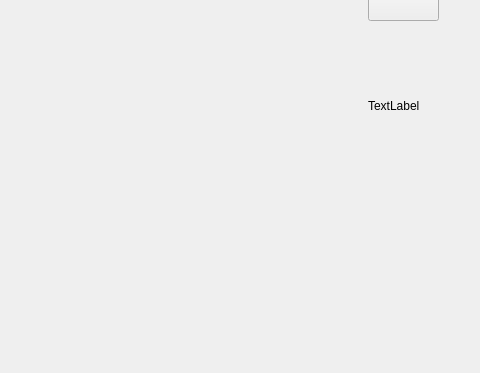
Above: QT_media/day03/qt_demo61_armv4l2/videodisplay.ui from hewei-bit/QT-Learing before the change; both pictures show x 312 to 792 and y 160 to 533 of the 792 by 533 pixel window. Below: the same form after it.
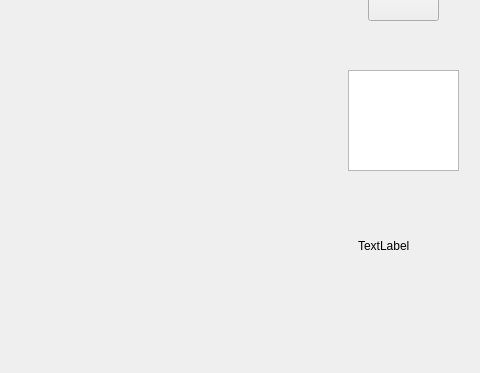
That is the form after the change.

Diff of the .ui file:
```diff
--- a/QT_media/day03/qt_demo61_armv4l2/videodisplay.ui
+++ b/QT_media/day03/qt_demo61_armv4l2/videodisplay.ui
@@ -55,8 +55,8 @@
   <widget class="QLabel" name="shotlabel">
    <property name="geometry">
     <rect>
-     <x>680</x>
-     <y>220</y>
+     <x>670</x>
+     <y>360</y>
      <width>101</width>
      <height>91</height>
     </rect>
@@ -65,6 +65,16 @@
     <string>TextLabel</string>
    </property>
   </widget>
+  <widget class="QListWidget" name="listWidget">
+   <property name="geometry">
+    <rect>
+     <x>660</x>
+     <y>230</y>
+     <width>111</width>
+     <height>101</height>
+    </rect>
+   </property>
+  </widget>
  </widget>
  <layoutdefault spacing="6" margin="11"/>
  <resources/>
```
